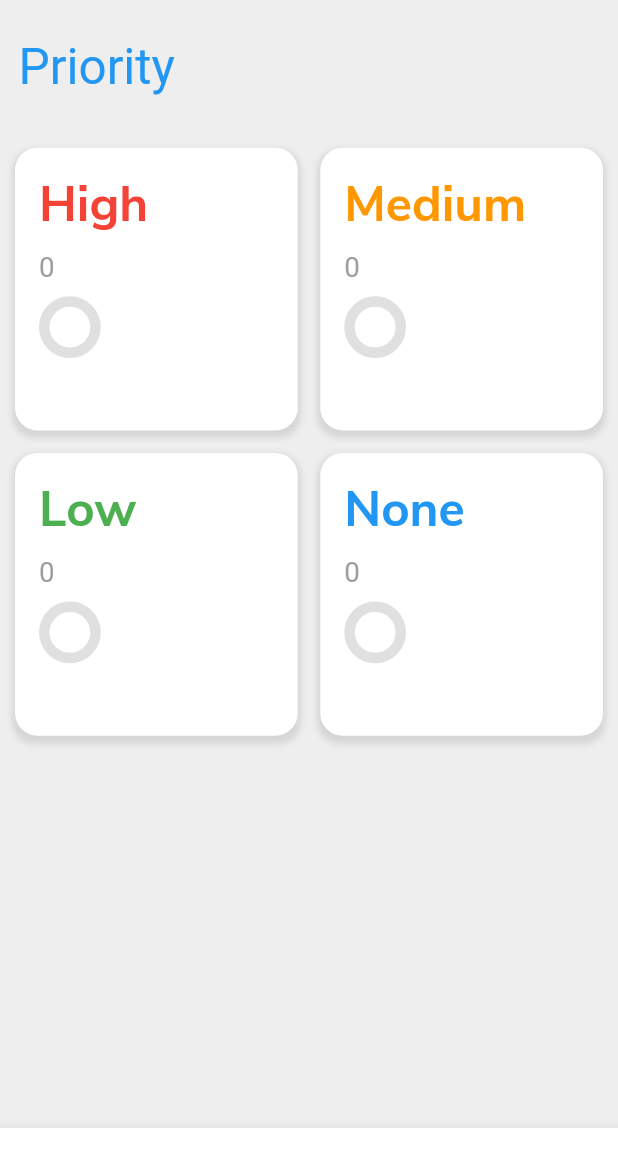
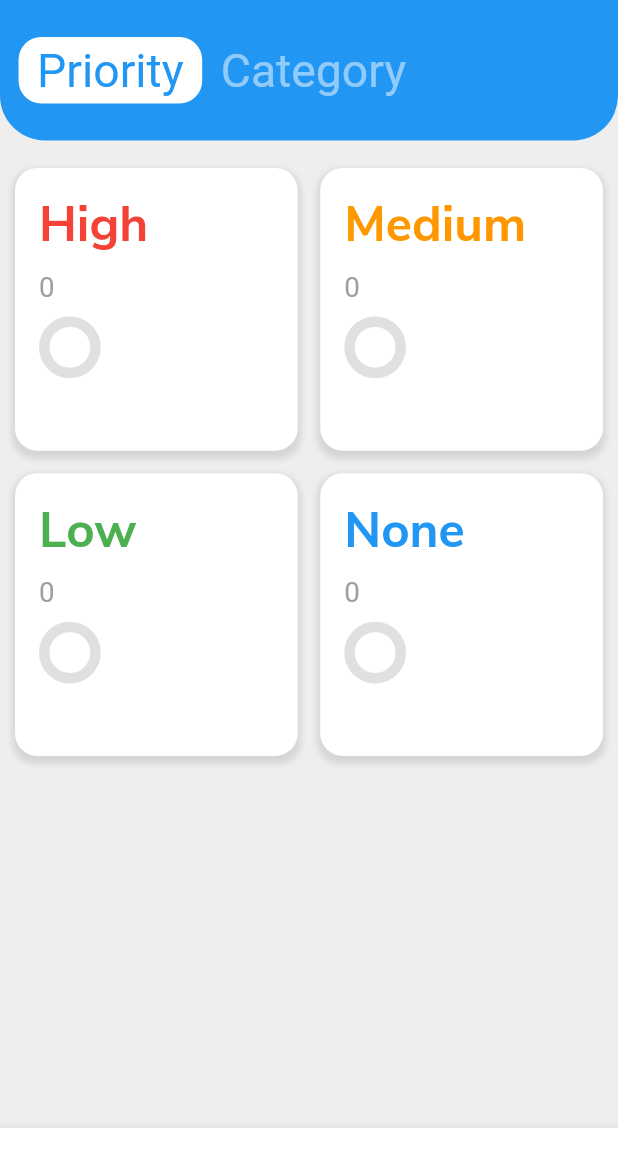
Before and after one commit to CreativelyLogical/todolist-app, a Flutter app: the OverviewScreen screen opened directly, on a phone screen of 412 x 824 dp. Shown: the top 1167 px of the screen. Run offline on Flutter 3.47's test engine with Material 2 defaults, Android fonts, the phone set to English and light mode, and no system bars; drawn by our look-alikes of percent_indicator; our stand-ins replace auto_size_text, flutter_local_notifications, flutter_svg, fluttertoast, rxdart, sqflite; accounts and stored records are empty.

Commit message:
added aesthetic navigator on the top of overview screen

```diff
--- a/lib/screens/overview_screen.dart
+++ b/lib/screens/overview_screen.dart
@@ -245,10 +245,20 @@ class _OverviewScreenState extends State<OverviewScreen> {
 //          child: Padding(padding: EdgeInsets.all(20.0)),
         shape: CircularNotchedRectangle(),
       ),
-      body: SafeArea(
-        child: Column(
+      body: Column(
         children: [
-            Row(
+          Container(
+            margin: EdgeInsets.only(
+              bottom: SizeConfig.screenHeight * 0.01,
+            ),
+            decoration: BoxDecoration(
+                color: kBlue,
+                borderRadius: BorderRadius.only(
+                  bottomRight: Radius.circular(30),
+                  bottomLeft: Radius.circular(30),
+                )),
+            child: SafeArea(
+              child: Row(
                 children: [
                   Padding(
                     padding: EdgeInsets.only(
@@ -256,16 +266,44 @@ class _OverviewScreenState extends State<OverviewScreen> {
                       left: SizeConfig.screenWidth * 0.03,
                       bottom: SizeConfig.screenHeight * 0.03,
                     ),
+                    child: Container(
+                      padding: EdgeInsets.symmetric(
+                        vertical: SizeConfig.blockSizeHorizontal * 1,
+                        horizontal: SizeConfig.blockSizeHorizontal * 3,
+                      ),
+                      decoration: BoxDecoration(
+                          color: kWhite,
+                          borderRadius: BorderRadius.all(
+                            Radius.circular(15),
+                          )),
                       child: Text(
                         'Priority',
                         style: TextStyle(
                           color: kBlue,
-                      fontSize: SizeConfig.blockSizeVertical * 4,
+                          fontSize: SizeConfig.blockSizeHorizontal * 7.5,
+                        ),
+                        textAlign: TextAlign.right,
+                      ),
+                    ),
+                  ),
+                  Padding(
+                    padding: EdgeInsets.only(
+                      top: SizeConfig.screenHeight * 0.03,
+                      left: SizeConfig.screenWidth * 0.03,
+                      bottom: SizeConfig.screenHeight * 0.03,
+                    ),
+                    child: Text(
+                      'Category',
+                      style: TextStyle(
+                        color: kWhite.withOpacity(0.5),
+                        fontSize: SizeConfig.blockSizeHorizontal * 7.5,
                       ),
                       textAlign: TextAlign.right,
                     ),
                   ),
                 ],
+              ),
+            ),
           ),
           Expanded(
             child: GridView.count(
@@ -355,7 +393,6 @@ class _OverviewScreenState extends State<OverviewScreen> {
           )
         ],
       ),
-      ),
     );
   }
 }
```
Lines whose indentation alone changed are shown as unchanged.
